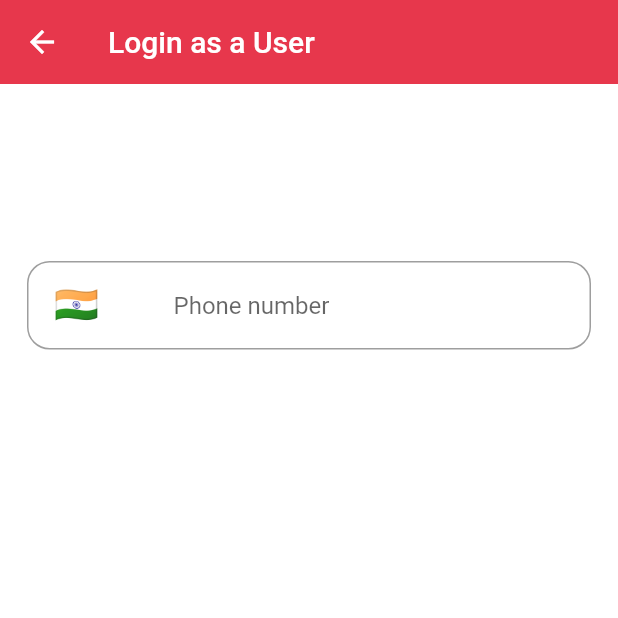
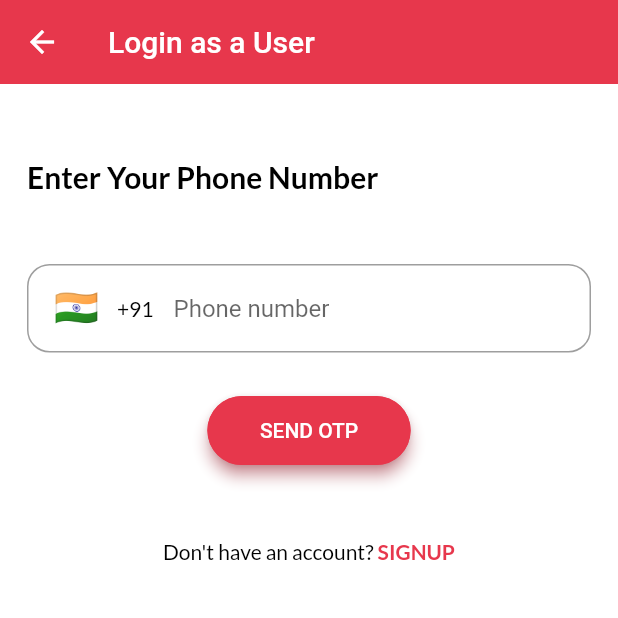
Before and after one commit to abhijeet-nag/book_my_event, a Flutter app: the screen it shows after launch, after a tap on "I am a User", on a phone screen of 412 x 824 dp, the top half of it. Run offline on Flutter 3.47's test engine with Material 2 defaults, Android fonts, the phone set to English and light mode, and no system bars; drawn by our look-alikes of auto_size_text, intl_phone_number_input; our stand-ins replace get, google_fonts, otp_text_field, splashscreen.

Commit message:
2nt day of Commit

```diff
--- a/lib/screens/login_screen.dart
+++ b/lib/screens/login_screen.dart
@@ -1,5 +1,11 @@
+import 'package:auto_size_text/auto_size_text.dart';
+import 'package:book_my_event/models/colors.dart';
+import 'package:book_my_event/screens/otp_check.dart';
+import 'package:book_my_event/screens/signup_screen.dart';
 import 'package:book_my_event/widgets/app_bar.dart';
+import 'package:book_my_event/widgets/button_style.dart';
 import 'package:flutter/material.dart';
+import 'package:get/get.dart';
 import 'package:intl_phone_number_input/intl_phone_number_input.dart';
 
 class LoginScreen extends StatefulWidget {
@@ -10,10 +16,10 @@ class LoginScreen extends StatefulWidget {
 }
 
 class _LoginScreenState extends State<LoginScreen> {
-  final GlobalKey<FormState> formKey = GlobalKey<FormState>();
   final TextEditingController controller = TextEditingController();
   String initialCountry = 'IN';
   PhoneNumber number = PhoneNumber(isoCode: 'IN');
+  String? phoneNumber;
 
   @override
   Widget build(BuildContext context) {
@@ -23,16 +29,26 @@ class _LoginScreenState extends State<LoginScreen> {
         backgroundColor: Colors.white,
         appBar: appBar("Login as a User"),
         body: Padding(
-          padding: const EdgeInsets.only(top: 100),
+          padding: const EdgeInsets.only(top: 50),
           child: Column(
+            crossAxisAlignment: CrossAxisAlignment.start,
             children: <Widget>[
+              const Padding(
+                padding: EdgeInsets.only(left: 18, bottom: 28),
+                child: AutoSizeText(
+                  "Enter Your Phone Number",
+                  style: TextStyle(fontSize: 20, fontWeight: FontWeight.bold),
+                ),
+              ),
               Padding(
                 padding: const EdgeInsets.all(18.0),
                 child: InternationalPhoneNumberInput(
-                  cursorColor: Colors.white,
+                  cursorColor: Colors.black,
                   countrySelectorScrollControlled: true,
                   onInputChanged: (PhoneNumber number) {
-                    print(number.phoneNumber);
+                    setState(() {
+                      phoneNumber = number.phoneNumber;
+                    });
                   },
                   selectorConfig: const SelectorConfig(
                     showFlags: true,
@@ -42,39 +58,60 @@ class _LoginScreenState extends State<LoginScreen> {
                     selectorType: PhoneInputSelectorType.BOTTOM_SHEET,
                   ),
                   autoValidateMode: AutovalidateMode.disabled,
-                  selectorTextStyle: const TextStyle(color: Colors.white),
-                  textStyle: const TextStyle(color: Colors.white),
+                  selectorTextStyle: const TextStyle(color: Colors.black),
+                  textStyle: const TextStyle(color: Colors.black),
                   initialValue: number,
                   textFieldController: controller,
                   formatInput: false,
                   keyboardType: const TextInputType.numberWithOptions(
-                      signed: true, decimal: true),
+                    signed: true,
+                    decimal: true,
+                  ),
                   inputBorder: const OutlineInputBorder(
                     borderRadius: BorderRadius.all(Radius.circular(15)),
                   ),
-                  onSaved: (PhoneNumber number) {
-                    print('On Saved: $number');
-                  },
                 ),
               ),
-              // ElevatedButton(
-              //   onPressed: () {
-              //     formKey.currentState!.validate();
-              //   },
-              //   child: Text('Validate'),
-              // ),
-              // ElevatedButton(
-              //   onPressed: () {
-              //     getPhoneNumber("$number");
-              //   },
-              //   child: Text('Update'),
-              // ),
-              // ElevatedButton(
-              //   onPressed: () {
-              //     formKey.currentState!.save();
-              //   },
-              //   child: Text('Save'),
-              // ),
+              const SizedBox(
+                height: 10,
+              ),
+              Center(
+                child: ElevatedButton(
+                  onPressed: () {
+                    Get.to(const OtpCheck());
+                  },
+                  style: buttonStyle(),
+                  child: const Text('SEND OTP'),
+                ),
+              ),
+              Padding(
+                padding: const EdgeInsets.only(top: 48.0),
+                child: Center(
+                  child: Row(
+                    mainAxisAlignment: MainAxisAlignment.center,
+                    children: [
+                      const Text("Don't have an account? "),
+                      GestureDetector(
+                        onTap: () {
+                          Get.snackbar(
+                            "Button Works",
+                            "Signup button Works",
+                            snackPosition: SnackPosition.BOTTOM,
+                          );
+                          Get.to(SignUpScreen());
+                        },
+                        child: Text(
+                          "SIGNUP",
+                          style: TextStyle(
+                            color: backgroundColor,
+                            fontWeight: FontWeight.bold,
+                          ),
+                        ),
+                      ),
+                    ],
+                  ),
+                ),
+              ),
             ],
           ),
         ),
@@ -82,18 +119,9 @@ class _LoginScreenState extends State<LoginScreen> {
     );
   }
 
-  // void getPhoneNumber(String phoneNumber) async {
-  //   PhoneNumber number =
-  //       await PhoneNumber.getRegionInfoFromPhoneNumber(phoneNumber, 'US');
-  //
-  //   setState(() {
-  //     this.number = number;
-  //   });
-  // }
-  //
-  // @override
-  // void dispose() {
-  //   controller?.dispose();
-  //   super.dispose();
-  // }
+  @override
+  void dispose() {
+    controller.dispose();
+    super.dispose();
+  }
 }
--- /dev/null
+++ b/lib/widgets/button_style.dart
@@ -0,0 +1,22 @@
+import 'package:book_my_event/models/colors.dart';
+import 'package:flutter/material.dart';
+
+ButtonStyle buttonStyle() {
+  return ButtonStyle(
+    shape: MaterialStateProperty.all<RoundedRectangleBorder>(
+      RoundedRectangleBorder(
+        borderRadius: BorderRadius.circular(30.0),
+        side: BorderSide(
+          color: backgroundColor,
+          width: 2.0,
+        ),
+      ),
+    ),
+    backgroundColor: MaterialStateProperty.all<Color>(backgroundColor),
+    padding: MaterialStateProperty.all(
+      EdgeInsets.symmetric(vertical: 15, horizontal: 35),
+    ),
+    elevation: MaterialStateProperty.all(4),
+    shadowColor: MaterialStateProperty.all(backgroundColor),
+  );
+}
--- a/pubspec.yaml
+++ b/pubspec.yaml
@@ -39,6 +39,7 @@ dependencies:
   get: ^4.3.8
   google_fonts: ^2.1.0
   intl_phone_number_input: ^0.7.0+2
+  otp_text_field: ^1.1.1
 
 dev_dependencies:
   flutter_test:
```
Also changed, not shown: lib/screens/otp_check.dart (added, +98 -0 lines), lib/screens/signup_screen.dart (added, +169 -0 lines), lib/widgets/otp_text_field.dart (added, +23 -0 lines), pubspec.lock.
